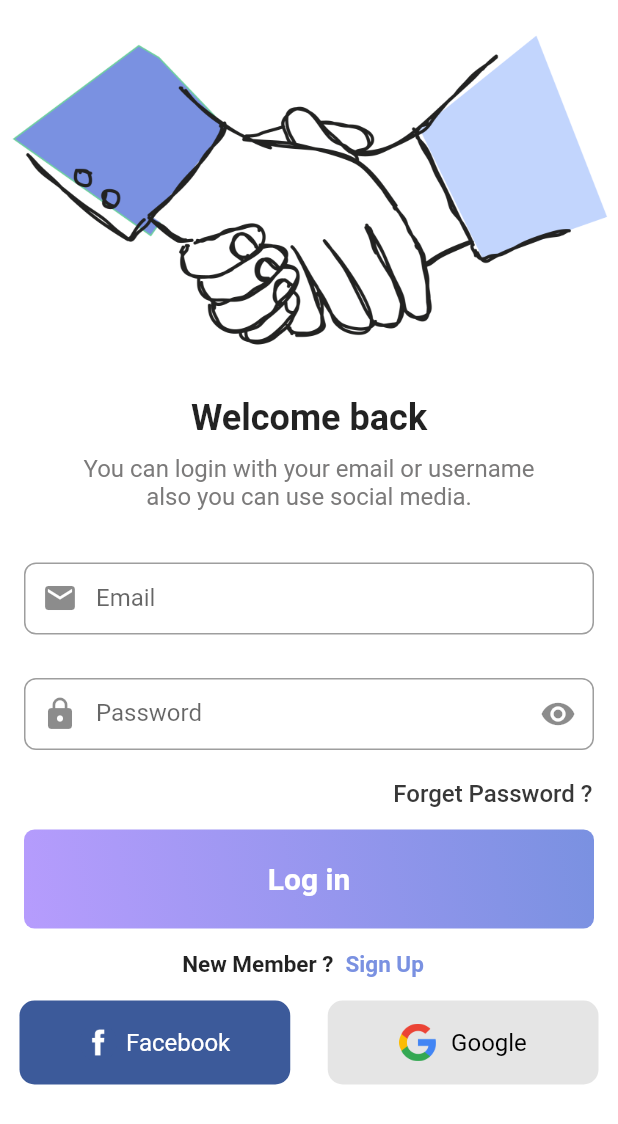
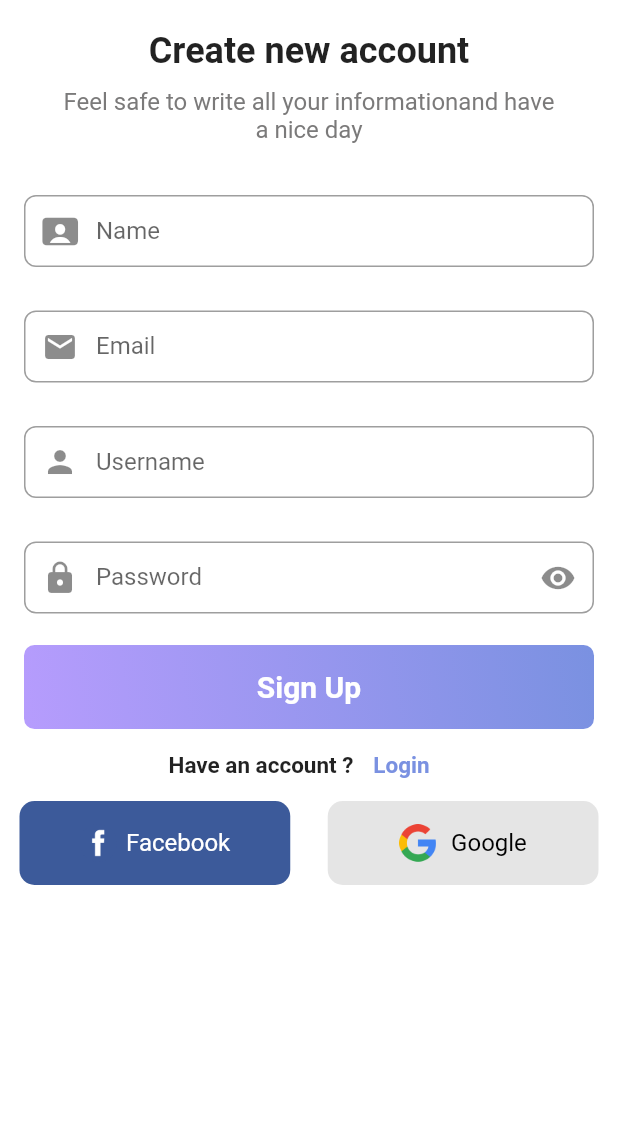
Before and after one commit to mohamednour2020/minder, a Flutter app: the DoctorLogin screen opened directly, after a tap on "Sign Up", on a phone screen of 412 x 824 dp. Shown: the top 1124 px of the screen. Run offline on Flutter 3.47's test engine with Material 2 defaults, Android fonts, the phone set to English and light mode, and no system bars; our stand-ins replace animated_splash_screen; missing offline and left inert: dart:ffi; Roboto replaces fonts that are missing (DIN-MEDIUM).

Commit message:
all auth screen,date picker, alert dialog done

```diff
--- a/lib/ui/screens/auth_screens/doctor_login_screen.dart
+++ b/lib/ui/screens/auth_screens/doctor_login_screen.dart
@@ -5,6 +5,8 @@ import 'package:flutter/material.dart';
 import 'package:minder/consts/colors.dart';
 import 'package:minder/ui/widgets/custom_button.dart';
 import 'package:minder/ui/widgets/custom_text_field.dart';
+
+import 'doctor_signup_screen.dart';
 class DoctorLogin extends StatefulWidget {
   const DoctorLogin({Key? key}) : super(key: key);
 
@@ -35,11 +37,14 @@ class _DoctorLoginState extends State<DoctorLogin> {
          ),
            Padding(
              padding: const EdgeInsets.symmetric(horizontal: 16),
-             child: CustomTextField(hint: 'Email',prefixIconWidget:const Icon(Icons.email),),
+             child: CustomTextField(height: 53,
+
+               hint: 'Email',prefixIconWidget:const Icon(Icons.email),),
            ),
            Padding(
              padding: const EdgeInsets.symmetric(horizontal: 16),
              child: CustomTextField(
+               height: 53,
                iconWidget:const Icon(Icons.visibility),
                iconPressed: (){
                  setState(() {
@@ -67,7 +72,7 @@ class _DoctorLoginState extends State<DoctorLogin> {
           CustomButton(
             width: MediaQuery.of(context).size.width-32,
 
-            height: 66,
+            height: 56,
             text: 'Log in',
             textSize: 20,
             onPressed: (){}, fontBold: true,
@@ -75,7 +80,9 @@ class _DoctorLoginState extends State<DoctorLogin> {
           Row(mainAxisAlignment: MainAxisAlignment.center,
             children: [
              const Text('New Member ?',style: TextStyle(fontSize: 15,fontWeight: FontWeight.bold),),
-              TextButton(onPressed: (){}, child:const Text('Sign Up',style: TextStyle(fontSize: 15,color: mainColor2,fontWeight: FontWeight.bold),))
+              TextButton(onPressed: (){
+                Navigator.push(context, MaterialPageRoute(builder: (builder)=>DoctorSignUp()));
+              }, child:const Text('Sign Up',style: TextStyle(fontSize: 15,color: mainColor2,fontWeight: FontWeight.bold),))
             ],
           ),
           Padding(
@@ -84,6 +91,7 @@ class _DoctorLoginState extends State<DoctorLogin> {
               mainAxisAlignment: MainAxisAlignment.spaceEvenly,
               children: [Expanded(
                 child: CustomButton(
+                  height: 56,
                   width: MediaQuery.of(context).size.width/2-50,
                   borderRadius: 10,
                   background: const Color.fromRGBO(229, 229, 229, 1) ,
@@ -98,6 +106,7 @@ class _DoctorLoginState extends State<DoctorLogin> {
               const  SizedBox(width: 25,),
                 Expanded(
                   child: CustomButton(
+                    height: 56,
                     width: MediaQuery.of(context).size.width/2-50,
                     borderRadius: 10,
                     background: const Color.fromRGBO(229, 229, 229, 1) ,
--- /dev/null
+++ b/lib/ui/screens/auth_screens/doctor_signup_screen.dart
@@ -0,0 +1,131 @@
+import 'package:flutter/cupertino.dart';
+import 'package:flutter/material.dart';
+
+import '../../../consts/colors.dart';
+import '../../widgets/custom_button.dart';
+import '../../widgets/custom_text_field.dart';
+class DoctorSignUp extends StatefulWidget {
+  const DoctorSignUp({Key? key}) : super(key: key);
+
+  @override
+  State<DoctorSignUp> createState() => _DoctorSignUpState();
+}
+
+class _DoctorSignUpState extends State<DoctorSignUp> {
+  bool obsecure=true;
+  @override
+  Widget build(BuildContext context) {
+    return Scaffold(
+      backgroundColor: Colors.white,
+      appBar: AppBar(
+        elevation: 0,
+        toolbarHeight: -20,
+        backgroundColor: Colors.white,),
+      body: SingleChildScrollView(
+        child: Column(children: [
+
+          const SizedBox(height: 20,),
+          const Text('Create new account',style: TextStyle(fontSize: 24,fontWeight: FontWeight.bold),),
+          const Padding(
+            padding:  EdgeInsets.symmetric(horizontal: 40,vertical: 10
+            ),
+            child:  Text('Feel safe to write all your information'
+              'and have a nice day'
+                ,textAlign: TextAlign.center,style: TextStyle(fontSize: 16,color: Color.fromRGBO(123, 122, 122, 1)),),
+          ),
+          Padding(
+            padding: const EdgeInsets.symmetric(horizontal: 16),
+            child: CustomTextField(height: 53,
+
+              hint: 'Name',prefixIconWidget:const Icon(CupertinoIcons.person_crop_rectangle_fill),),
+          ),
+          Padding(
+            padding: const EdgeInsets.symmetric(horizontal: 16),
+            child: CustomTextField(height: 53,
+
+              hint: 'Email',prefixIconWidget:const Icon(Icons.email),),
+          ),
+          Padding(
+            padding: const EdgeInsets.symmetric(horizontal: 16),
+            child: CustomTextField(height: 53,
+
+              hint: 'Username',prefixIconWidget:const Icon(Icons.person),),
+          ),
+          Padding(
+            padding: const EdgeInsets.symmetric(horizontal: 16),
+            child: CustomTextField(
+              height: 53,
+              iconWidget:const Icon(Icons.visibility),
+              iconPressed: (){
+                setState(() {
+                  const Icon(Icons.visibility_off);
+                  obsecure=!obsecure;
+                });
+              },
+              hint: 'Password',
+              obscure: obsecure,
+
+              prefixIconWidget:const Icon(Icons.lock),),
+
+          ),
+          SizedBox(height: 16,),
+
+          CustomButton(
+            width: MediaQuery.of(context).size.width-32,
+
+            height: 56,
+            text: 'Sign Up',
+            textSize: 20,
+            onPressed: (){}, fontBold: true,
+          ),
+          Row(mainAxisAlignment: MainAxisAlignment.center,
+            children: [
+              const Text('Have an account ?',style: TextStyle(fontSize: 15,fontWeight: FontWeight.bold),),
+              TextButton(onPressed: (){
+                Navigator.pop(context);
+              }, child:const Text('Login',style: TextStyle(fontSize: 15,color: mainColor2,fontWeight: FontWeight.bold),))
+            ],
+          ),
+          Padding(
+            padding: const EdgeInsets.symmetric(horizontal: 13),
+            child: Row(
+              mainAxisAlignment: MainAxisAlignment.spaceEvenly,
+              children: [Expanded(
+                child: CustomButton(
+                  height: 56,
+                  width: MediaQuery.of(context).size.width/2-50,
+                  borderRadius: 10,
+                  background: const Color.fromRGBO(229, 229, 229, 1) ,
+                  decoration: BoxDecoration(borderRadius: BorderRadius.circular(10),color:const  Color.fromRGBO(60, 90, 154, 1) ,),
+                  fontBold: false,
+                  icon:Image.asset('assets/images/facebook.png',height: 25,),
+                  text: 'Facebook',
+
+                ),
+
+              ),
+                const  SizedBox(width: 25,),
+                Expanded(
+                  child: CustomButton(
+                    height: 56,
+                    width: MediaQuery.of(context).size.width/2-50,
+                    borderRadius: 10,
+                    background: const Color.fromRGBO(229, 229, 229, 1) ,
+                    decoration: BoxDecoration(borderRadius: BorderRadius.circular(10),color: const Color.fromRGBO(229, 229, 229, 1) ,),
+                    fontBold: false,
+                    icon: Image.asset('assets/images/google.png',height: 25,),
+                    text: ' Google',
+                    textColor: Colors.black,
+                  ),
+                ),
+
+
+              ],),
+          )
+        ],
+
+        ),
+      ),
+    );
+  }
+}
--- a/lib/ui/widgets/custom_text_field.dart
+++ b/lib/ui/widgets/custom_text_field.dart
@@ -54,6 +54,7 @@ class CustomTextField extends StatelessWidget {
         height: 77,
         child: Column(
           children: [
+            headLine==""?const SizedBox():
             Row(
               mainAxisAlignment: MainAxisAlignment.start,
               children: [
@@ -75,6 +76,7 @@ class CustomTextField extends StatelessWidget {
                 borderRadius: BorderRadius.circular(8),
               ),
               child: TextField(
+                onTap: onPressed,
                 minLines: minLines??1,
                 maxLines: maxLines??1,
                 enabled: enabled,
```
Also changed, not shown: lib/ui/screens/auth_screens/user_login.dart (added, +94 -0 lines), lib/ui/screens/auth_screens/user_signup_screen.dart (added, +201 -0 lines), lib/ui/screens/home_screen.dart (+6 -1 lines), lib/ui/widgets/custom_alert_dialog.dart (added, +21 -0 lines), lib/ui/widgets/date_picker.dart (added, +45 -0 lines), assets/images/female.png (added), assets/images/female2.png (added), assets/images/male.png (added), assets/images/male2.png (added), assets/images/warning.png (added).
